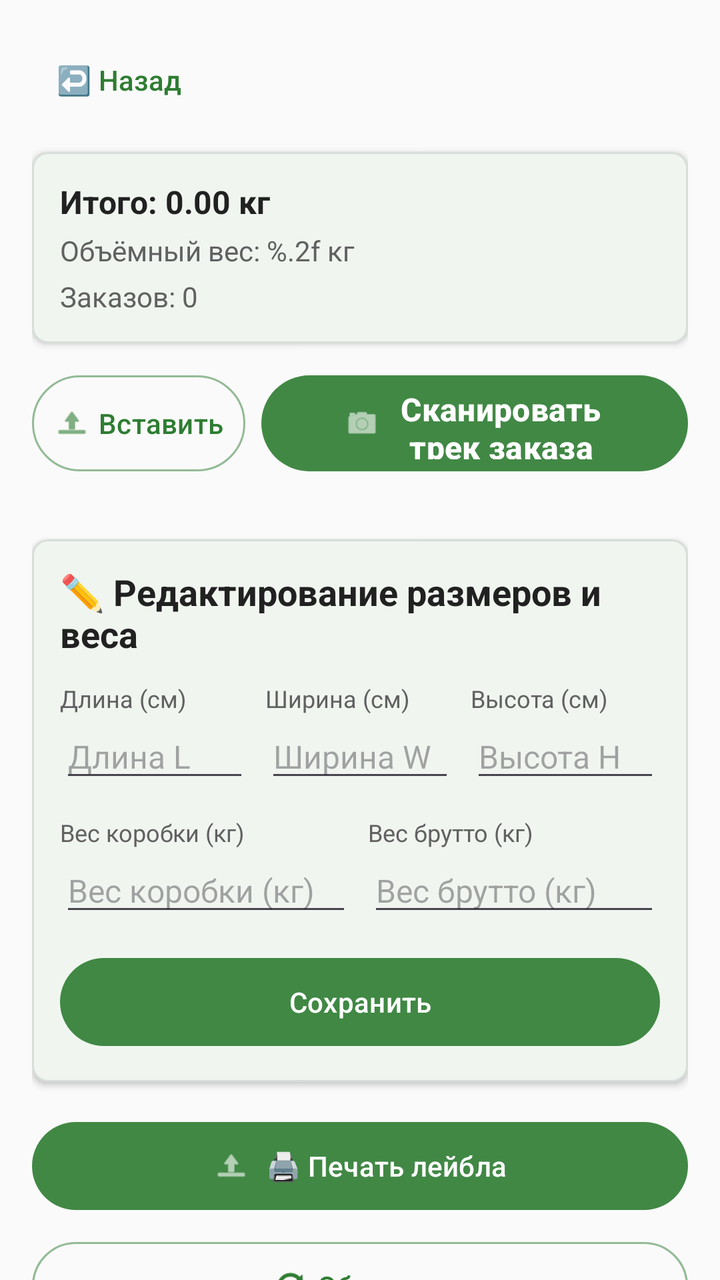
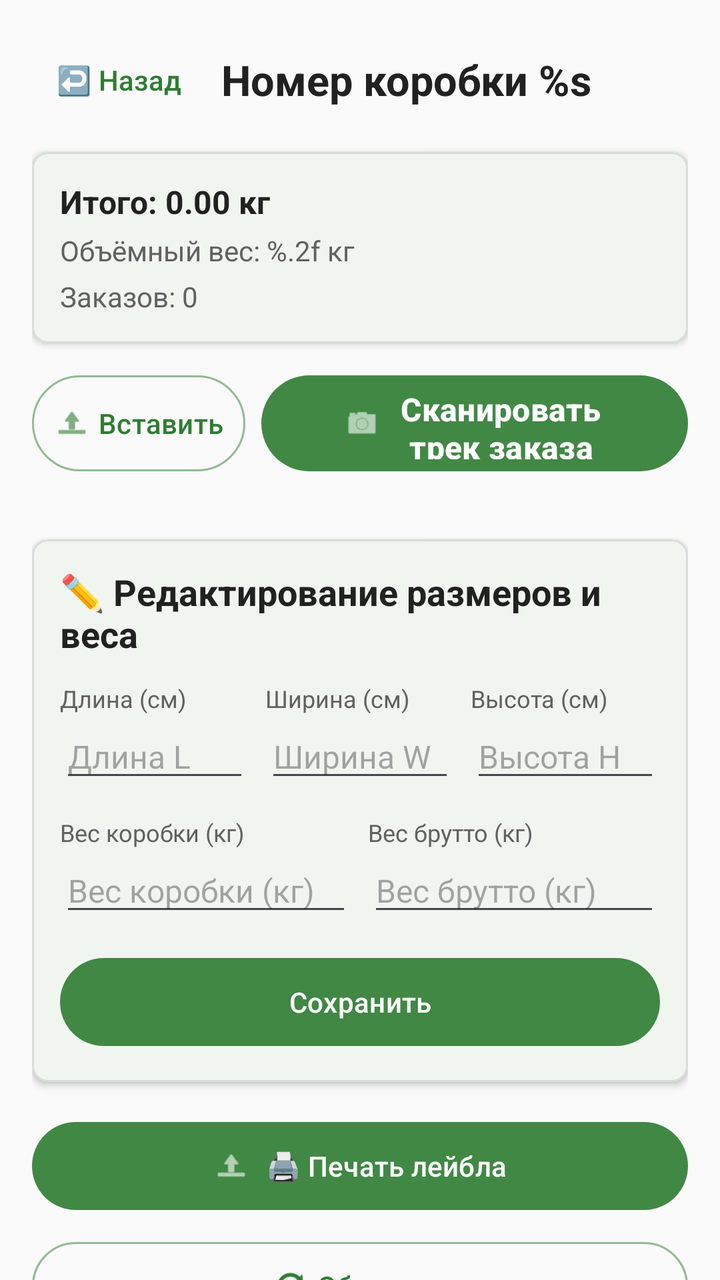

Compare the two renders of this Android layout. The source of the first and the diff that turns it into the second are given below.
<!-- AndroidManifest.xml: application theme Theme.FastScan -->
<!-- res/layout/fragment_box_detail.xml -->
<?xml version="1.0" encoding="utf-8"?>
<androidx.core.widget.NestedScrollView xmlns:android="http://schemas.android.com/apk/res/android"
    xmlns:app="http://schemas.android.com/apk/res-auto"
    android:layout_width="match_parent"
    android:layout_height="match_parent"
    android:background="@color/app_background"
    android:fillViewport="true">

    <LinearLayout
        android:layout_width="match_parent"
        android:layout_height="wrap_content"
        android:orientation="vertical"
        android:padding="16dp">

        <LinearLayout
            android:layout_width="match_parent"
            android:layout_height="wrap_content"
            android:gravity="center_vertical"
            android:orientation="horizontal">

            <com.google.android.material.button.MaterialButton
                android:id="@+id/btnBack"
                style="@style/Widget.Material3.Button.TextButton"
                android:layout_width="wrap_content"
                android:layout_height="wrap_content"
                android:minWidth="48dp"
                android:text="@string/back"
                android:textAllCaps="false" />

            <TextView
                android:id="@+id/tvBoxNumber"
                android:layout_width="0dp"
                android:layout_height="wrap_content"
                android:layout_marginStart="8dp"
                android:ellipsize="middle"
                android:maxLines="1"
                android:text="@string/box_track"
                android:textColor="@color/app_text_primary"
                android:textSize="21sp"
                android:textStyle="bold" />

        </LinearLayout>

        <com.google.android.material.card.MaterialCardView
            android:layout_width="match_parent"
            android:layout_height="wrap_content"
            android:layout_marginTop="12dp"
            app:cardBackgroundColor="@color/app_surface"
            app:cardCornerRadius="8dp"
            app:cardElevation="2dp"
            app:strokeColor="@color/card_stroke"
            app:strokeWidth="1dp">

            <LinearLayout
                android:layout_width="match_parent"
                android:layout_height="wrap_content"
                android:orientation="vertical"
                android:padding="14dp">

                <TextView
                    android:id="@+id/tvGrossWeight"
                    android:layout_width="wrap_content"
                    android:layout_height="wrap_content"
                    android:text="@string/total_weight"
                    android:textColor="@color/app_text_primary"
                    android:textSize="16sp"
                    android:textStyle="bold" />

                <TextView
                    android:id="@+id/tvVWeight"
                    android:layout_width="wrap_content"
                    android:layout_height="wrap_content"
                    android:layout_marginTop="4dp"
                    android:text="@string/volume_weight"
                    android:textColor="@color/app_text_secondary"
                    android:textSize="14sp" />

                <TextView
                    android:id="@+id/tvOrderCount"
                    android:layout_width="wrap_content"
                    android:layout_height="wrap_content"
                    android:layout_marginTop="4dp"
                    android:text="@string/orders"
                    android:textColor="@color/app_text_secondary"
                    android:textSize="14sp" />

            </LinearLayout>
        </com.google.android.material.card.MaterialCardView>

        <LinearLayout
            android:layout_width="match_parent"
            android:layout_height="wrap_content"
            android:layout_marginTop="12dp"
            android:baselineAligned="false"
            android:gravity="center_vertical"
            android:orientation="horizontal">

            <com.google.android.material.button.MaterialButton
                android:id="@+id/btnPasteOrderTrack"
                style="@style/Widget.Material3.Button.OutlinedButton"
                android:layout_width="0dp"
                android:layout_height="56dp"
                android:layout_marginEnd="8dp"
                android:layout_weight="1"
                android:minWidth="0dp"
                android:paddingHorizontal="8dp"
                android:text="@string/paste_from_clipboard"
                android:textAllCaps="false"
                android:textColor="@color/app_primary"
                android:textSize="14sp"
                app:icon="@android:drawable/ic_menu_upload"
                app:iconGravity="textStart"
                app:iconPadding="4dp"
                app:iconTint="@color/app_primary"
                app:strokeColor="@color/action_button_outline" />

            <com.google.android.material.button.MaterialButton
                android:id="@+id/btnAddOrder"
                android:layout_width="0dp"
                android:layout_height="56dp"
                android:layout_weight="2"
                android:elevation="6dp"
                android:minWidth="0dp"
                android:text="@string/scan_track"
                android:textAllCaps="false"
                android:textColor="@color/action_button_text"
                android:textSize="16sp"
                android:textStyle="bold"
                app:backgroundTint="@color/action_button_background"
                app:icon="@android:drawable/ic_menu_camera"
                app:iconGravity="textStart"
                app:iconPadding="8dp"
                app:iconTint="@color/action_button_text" />
        </LinearLayout>

        <ProgressBar
            android:id="@+id/progressBar"
            android:layout_width="wrap_content"
            android:layout_height="wrap_content"
            android:layout_gravity="center"
            android:layout_marginTop="16dp"
            android:visibility="gone" />

        <androidx.recyclerview.widget.RecyclerView
            android:id="@+id/rvOrders"
            android:layout_width="match_parent"
            android:layout_height="wrap_content"
            android:layout_marginTop="14dp"
            android:nestedScrollingEnabled="false" />

        <com.google.android.material.card.MaterialCardView
            android:layout_width="match_parent"
            android:layout_height="wrap_content"
            android:layout_marginTop="16dp"
            app:cardBackgroundColor="@color/app_surface"
            app:cardCornerRadius="8dp"
            app:cardElevation="2dp"
            app:strokeColor="@color/card_stroke"
            app:strokeWidth="1dp">

            <LinearLayout
                android:layout_width="match_parent"
                android:layout_height="wrap_content"
                android:orientation="vertical"
                android:padding="14dp">

                <TextView
                    android:layout_width="wrap_content"
                    android:layout_height="wrap_content"
                    android:text="@string/edit_dimensions_and_weight"
                    android:textColor="@color/app_text_primary"
                    android:textSize="18sp"
                    android:textStyle="bold" />

                <LinearLayout
                    android:layout_width="match_parent"
                    android:layout_height="wrap_content"
                    android:layout_marginTop="12dp"
                    android:gravity="center_vertical"
                    android:orientation="horizontal">

                    <LinearLayout
                        android:layout_width="0dp"
                        android:layout_height="wrap_content"
                        android:layout_weight="1"
                        android:orientation="vertical">

                        <TextView
                            android:layout_width="wrap_content"
                            android:layout_height="wrap_content"
                            android:text="@string/length"
                            android:textColor="@color/app_text_secondary"
                            android:textSize="12sp" />

                        <EditText
                            android:id="@+id/etLength"
                            android:layout_width="match_parent"
                            android:layout_height="wrap_content"
                            android:hint="@string/length_l"
                            android:inputType="number"
                            android:selectAllOnFocus="true"
                            android:textSize="16sp" />
                    </LinearLayout>

                    <LinearLayout
                        android:layout_width="0dp"
                        android:layout_height="wrap_content"
                        android:layout_marginHorizontal="8dp"
                        android:layout_weight="1"
                        android:orientation="vertical">

                        <TextView
                            android:layout_width="wrap_content"
                            android:layout_height="wrap_content"
                            android:text="@string/width"
                            android:textColor="@color/app_text_secondary"
                            android:textSize="12sp" />

                        <EditText
                            android:id="@+id/etWidth"
                            android:layout_width="match_parent"
                            android:layout_height="wrap_content"
                            android:hint="@string/width_w"
                            android:inputType="number"
                            android:selectAllOnFocus="true"
                            android:textSize="16sp" />
                    </LinearLayout>

                    <LinearLayout
                        android:layout_width="0dp"
                        android:layout_height="wrap_content"
                        android:layout_weight="1"
                        android:orientation="vertical">

                        <TextView
                            android:layout_width="wrap_content"
                            android:layout_height="wrap_content"
                            android:text="@string/height"
                            android:textColor="@color/app_text_secondary"
                            android:textSize="12sp" />

                        <EditText
                            android:id="@+id/etHeight"
                            android:layout_width="match_parent"
                            android:layout_height="wrap_content"
                            android:hint="@string/height_h"
                            android:inputType="number"
                            android:selectAllOnFocus="true"
                            android:textSize="16sp" />
                    </LinearLayout>
                </LinearLayout>

                <LinearLayout
                    android:layout_width="match_parent"
                    android:layout_height="wrap_content"
                    android:layout_marginTop="12dp"
                    android:gravity="center_vertical"
                    android:orientation="horizontal">

                    <LinearLayout
                        android:layout_width="0dp"
                        android:layout_height="wrap_content"
                        android:layout_weight="1"
                        android:orientation="vertical">

                        <TextView
                            android:layout_width="wrap_content"
                            android:layout_height="wrap_content"
                            android:text="@string/box_tare_weight"
                            android:textColor="@color/app_text_secondary"
                            android:textSize="12sp" />

                        <EditText
                            android:id="@+id/etBoxTareWeight"
                            android:layout_width="match_parent"
                            android:layout_height="wrap_content"
                            android:hint="@string/box_tare_weight"
                            android:inputType="numberDecimal"
                            android:selectAllOnFocus="true"
                            android:textSize="16sp" />
                    </LinearLayout>

                    <LinearLayout
                        android:layout_width="0dp"
                        android:layout_height="wrap_content"
                        android:layout_marginStart="8dp"
                        android:layout_weight="1"
                        android:orientation="vertical">

                        <TextView
                            android:layout_width="wrap_content"
                            android:layout_height="wrap_content"
                            android:text="@string/gross_weight_total"
                            android:textColor="@color/app_text_secondary"
                            android:textSize="12sp" />

                        <EditText
                            android:id="@+id/etGrossWeight"
                            android:layout_width="match_parent"
                            android:layout_height="wrap_content"
                            android:hint="@string/gross_weight_total"
                            android:inputType="numberDecimal"
                            android:selectAllOnFocus="true"
                            android:textSize="16sp" />
                    </LinearLayout>
                </LinearLayout>

                <com.google.android.material.button.MaterialButton
                    android:id="@+id/btnSaveSizes"
                    android:layout_width="match_parent"
                    android:layout_height="52dp"
                    android:layout_marginTop="12dp"
                    android:elevation="4dp"
                    android:text="@string/save"
                    android:textAllCaps="false"
                    android:textColor="@color/action_button_text"
                    app:backgroundTint="@color/action_button_background" />

            </LinearLayout>
        </com.google.android.material.card.MaterialCardView>

        <com.google.android.material.button.MaterialButton
            android:id="@+id/btnPrint"
            android:layout_width="match_parent"
            android:layout_height="52dp"
            android:layout_marginTop="16dp"
            android:elevation="4dp"
            android:text="@string/print_label"
            android:textAllCaps="false"
            android:textColor="@color/action_button_text"
            app:backgroundTint="@color/action_button_background"
            app:icon="@android:drawable/ic_menu_upload"
            app:iconGravity="textStart"
            app:iconTint="@color/action_button_text" />

        <com.google.android.material.button.MaterialButton
            android:id="@+id/btnRefresh"
            style="@style/Widget.Material3.Button.OutlinedButton"
            android:layout_width="match_parent"
            android:layout_height="52dp"
            android:layout_marginTop="8dp"
            android:text="@string/refresh"
            android:textAllCaps="false"
            app:icon="@android:drawable/ic_popup_sync"
            app:iconGravity="textStart"
            app:iconTint="@color/app_primary"
            app:strokeColor="@color/action_button_outline" />

    </LinearLayout>
</androidx.core.widget.NestedScrollView>
<!-- resources referenced by this layout -->
<resources>
  <color name="action_button_background">#E62E7D32</color>
  <color name="action_button_outline">#802E7D32</color>
  <color name="action_button_text">#FFFFFF</color>
  <color name="app_background">#FAFAFA</color>
  <color name="app_primary">#2E7D32</color>
  <color name="app_surface">#FFFFFF</color>
  <color name="app_text_primary">#212121</color>
  <color name="app_text_secondary">#616161</color>
  <color name="card_stroke">#D7DDD8</color>
  <string name="back">↩️ Hазад</string>
  <string name="box_tare_weight">Вес коробки (кг)</string>
  <string name="box_track">Номер коробки %s</string>
  <string name="edit_dimensions_and_weight">✏️ Редактирование размеров и веса</string>
  <string name="gross_weight_total">Вес брутто (кг)</string>
  <string name="height">Высота (см)</string>
  <string name="height_h">Высота H</string>
  <string name="length">Длина (см)</string>
  <string name="length_l">Длина L</string>
  <string name="orders">Заказов: 0</string>
  <string name="paste_from_clipboard">Вставить</string>
  <string name="print_label">🖨️ Печать лейбла</string>
  <string name="refresh">Обновить</string>
  <string name="save">Сохранить</string>
  <string name="scan_track">Сканировать трек заказа</string>
  <string name="total_weight">Итого: 0.00 кг</string>
  <string name="volume_weight">Объёмный вес: %.2f кг</string>
  <string name="width">Ширина (см)</string>
  <string name="width_w">Ширина W</string>
  <style name="Theme.FastScan" parent="Theme.Material3.DayNight.NoActionBar">
  
          
          <item name="colorPrimary">@color/app_primary</item>
          <item name="colorPrimaryVariant">@color/app_primary_dark</item>
          <item name="colorOnPrimary">@color/app_on_primary</item>
  
          <item name="colorSecondary">@color/app_primary</item>
          <item name="colorOnSecondary">@color/app_on_primary</item>
          <item name="colorSurface">@color/app_surface</item>
          <item name="colorOnSurface">@color/app_text_primary</item>
          <item name="colorOnSurfaceVariant">@color/app_text_secondary</item>
          <item name="colorOutline">@color/card_stroke</item>
          <item name="android:colorBackground">@color/app_background</item>
          <item name="android:windowBackground">@color/app_background</item>
          <item name="android:navigationBarColor">@color/app_surface</item>
  
          
          <item name="android:statusBarColor">@color/app_primary_dark</item>
          <item name="android:windowLightStatusBar">false</item>
  
      </style>
  <color name="app_primary_dark">#1B5E20</color>
  <color name="app_on_primary">#FFFFFF</color>
</resources>

<!-- the commit's change to res/layout/fragment_box_detail.xml (unified diff, before → after) -->
@@ -32,6 +32,7 @@
                 android:layout_width="0dp"
                 android:layout_height="wrap_content"
                 android:layout_marginStart="8dp"
+                android:layout_weight="1"
                 android:ellipsize="middle"
                 android:maxLines="1"
                 android:text="@string/box_track"
